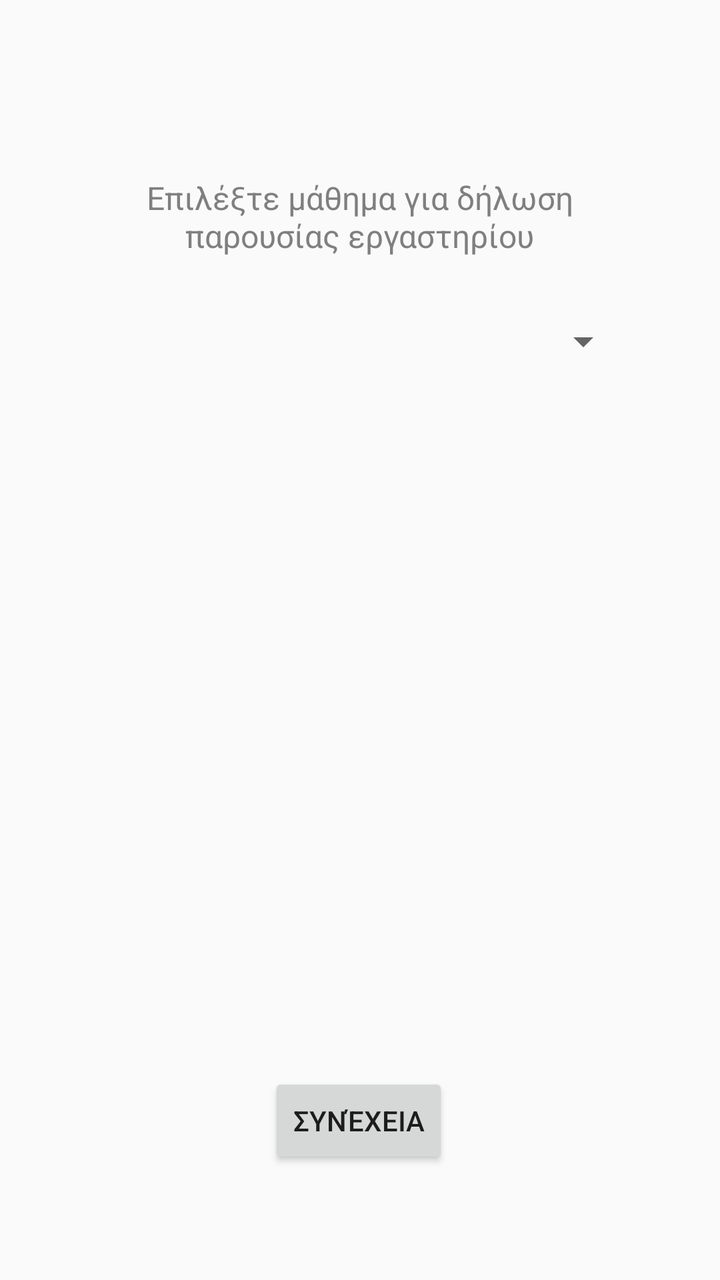
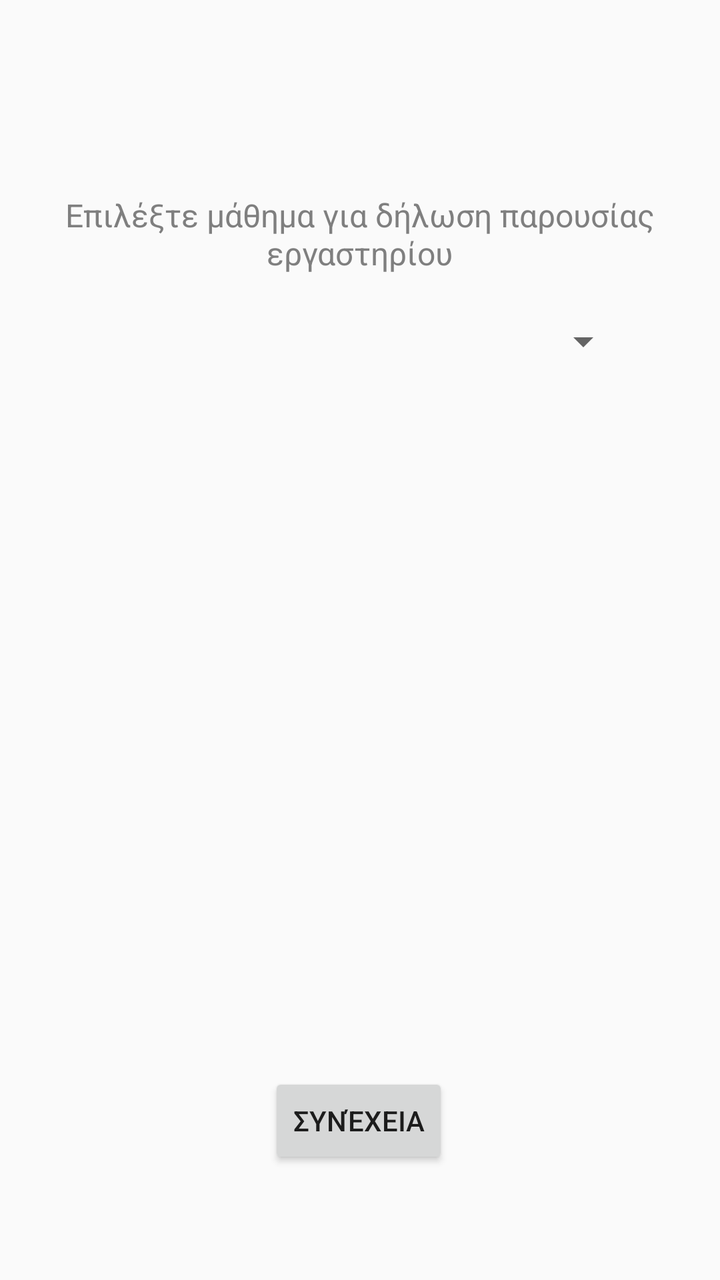

Screens rendered from an Android XML layout before and after an edit, with the pre-edit source and the edit as a unified diff.
<!-- AndroidManifest.xml: application theme Theme.ECE_UOP_LAB_QR -->
<!-- res/layout/fragment_lab_course_choice.xml -->
<?xml version="1.0" encoding="utf-8"?>
<androidx.constraintlayout.widget.ConstraintLayout xmlns:android="http://schemas.android.com/apk/res/android"
    xmlns:app="http://schemas.android.com/apk/res-auto"
    xmlns:tools="http://schemas.android.com/tools"
    android:layout_width="match_parent"
    android:layout_height="match_parent"
    tools:context=".LabCourseChoiceFragment"
    tools:layout_editor_absoluteX="0dp"
    tools:layout_editor_absoluteY="-26dp">

    <Spinner
        android:id="@+id/spinner"
        android:layout_width="272dp"
        android:layout_height="30dp"
        android:layout_gravity="center"
        app:layout_constraintBottom_toBottomOf="parent"
        app:layout_constraintEnd_toEndOf="parent"
        app:layout_constraintHorizontal_bias="0.496"
        app:layout_constraintStart_toStartOf="parent"
        app:layout_constraintTop_toTopOf="parent"
        app:layout_constraintVertical_bias="0.255">
    </Spinner>

    <TextView
        android:id="@+id/textView"
        android:layout_width="280dp"
        android:layout_height="44dp"
        android:gravity="center"
        android:text="Επιλέξτε μάθημα για δήλωση παρουσίας εργαστηρίου"
        android:textColor="#7F7F7F"
        android:textSize="16sp"
        app:layout_constraintBottom_toBottomOf="parent"
        app:layout_constraintEnd_toEndOf="parent"
        app:layout_constraintHorizontal_bias="0.496"
        app:layout_constraintStart_toStartOf="parent"
        app:layout_constraintTop_toTopOf="parent"
        app:layout_constraintVertical_bias="0.145" />

    <Button
        android:id="@+id/attendance"
        android:layout_width="wrap_content"
        android:layout_height="wrap_content"
        android:text="Συνέχεια"
        app:layout_constraintBottom_toBottomOf="parent"
        app:layout_constraintEnd_toEndOf="parent"
        app:layout_constraintHorizontal_bias="0.498"
        app:layout_constraintStart_toStartOf="parent"
        app:layout_constraintTop_toTopOf="parent"
        app:layout_constraintVertical_bias="0.906" />

</androidx.constraintlayout.widget.ConstraintLayout>
<!-- resources referenced by this layout -->
<resources>
  <style name="Theme.ECE_UOP_LAB_QR" parent="Theme.AppCompat.Light.NoActionBar">
          
          <item name="colorPrimary">@color/purple_500</item>
          <item name="colorPrimaryDark">@color/purple_700</item>
          <item name="colorAccent">@color/teal_200</item>
          
      </style>
  <color name="purple_500">#FF6200EE</color>
  <color name="purple_700">#FF3700B3</color>
  <color name="teal_200">#FF03DAC5</color>
</resources>

<!-- the commit's change to res/layout/fragment_lab_course_choice.xml (unified diff, before → after) -->
@@ -23,8 +23,8 @@
 
     <TextView
         android:id="@+id/textView"
-        android:layout_width="280dp"
-        android:layout_height="44dp"
+        android:layout_width="341dp"
+        android:layout_height="69dp"
         android:gravity="center"
         android:text="Επιλέξτε μάθημα για δήλωση παρουσίας εργαστηρίου"
         android:textColor="#7F7F7F"
